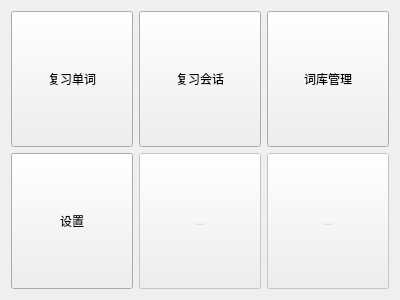
Old version of the form Word_Sentence exercise tool/index_menu.ui in the repository ArmoredP1g/WordPass.
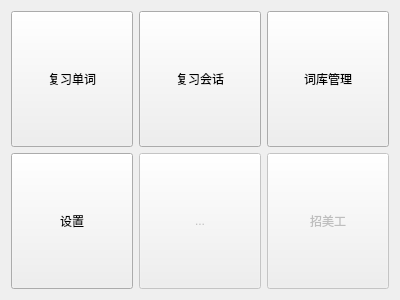
New version of the form.

What changed in the file:
```diff
--- a/Word_Sentence exercise tool/index_menu.ui
+++ b/Word_Sentence exercise tool/index_menu.ui
@@ -105,7 +105,7 @@
           </sizepolicy>
          </property>
          <property name="text">
-          <string>...</string>
+          <string>招美工</string>
          </property>
         </widget>
        </item>
```
